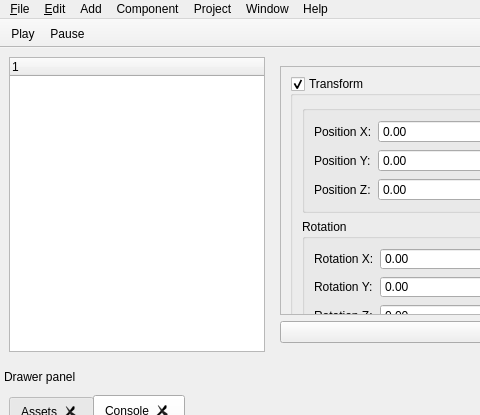
This is source/core/platforms/qt/MainWindow.ui in alanhaugen/gameengine as Qt 5 draws it before an edit; both pictures show x 0 to 480 and y 0 to 415 of the 1037 by 672 pixel window. The edited form follows.
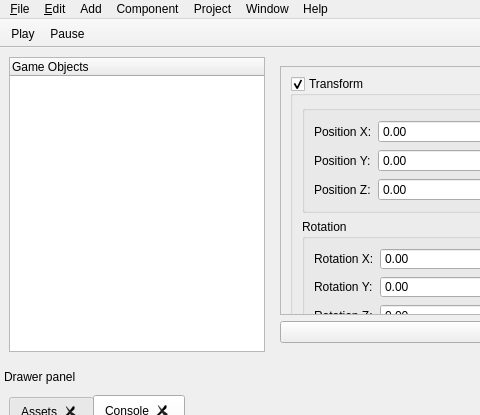
This is the edited form.

The edit to the form file:
```diff
--- a/source/core/platforms/qt/MainWindow.ui
+++ b/source/core/platforms/qt/MainWindow.ui
@@ -37,7 +37,7 @@
       </property>
       <column>
        <property name="text">
-        <string notr="true">1</string>
+        <string>Game Objects</string>
        </property>
       </column>
      </widget>
```
Left out of the diff: 6 changed lines with no effect on the pictures.
